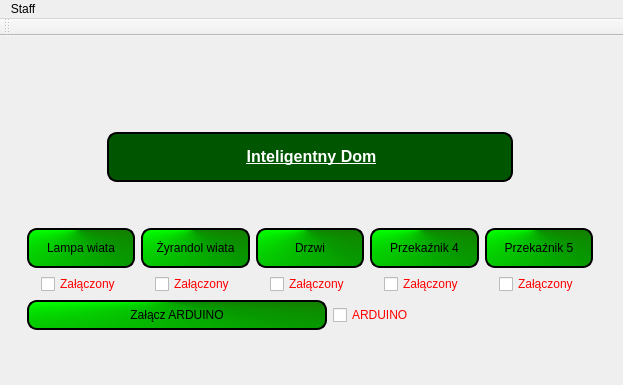
First picture: the form in MainWindow.ui, repository xxBeWolfxx/house_manager, before the edit.
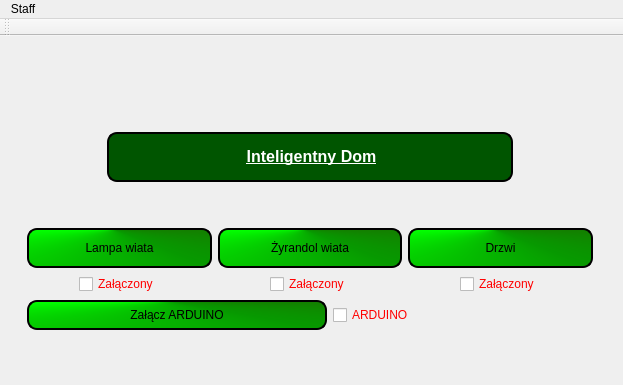
Second picture: the form after the edit.

What changed in the file:
```diff
--- a/MainWindow.ui
+++ b/MainWindow.ui
@@ -199,40 +199,6 @@
            </item>
           </layout>
          </item>
-         <item>
-          <layout class="QGridLayout" name="gridLayout_9">
-           <item row="0" column="0">
-            <widget class="QPushButton" name="pushButton_4">
-             <property name="minimumSize">
-              <size>
-               <width>0</width>
-               <height>40</height>
-              </size>
-             </property>
-             <property name="text">
-              <string>Przekaźnik 4</string>
-             </property>
-            </widget>
-           </item>
-          </layout>
-         </item>
-         <item>
-          <layout class="QGridLayout" name="gridLayout_4">
-           <item row="0" column="0">
-            <widget class="QPushButton" name="pushButton_5">
-             <property name="minimumSize">
-              <size>
-               <width>0</width>
-               <height>40</height>
-              </size>
-             </property>
-             <property name="text">
-              <string>Przekaźnik 5</string>
-             </property>
-            </widget>
-           </item>
-          </layout>
-         </item>
         </layout>
        </item>
        <item row="2" column="0">
@@ -376,46 +342,6 @@
            </item>
           </layout>
          </item>
-         <item>
-          <layout class="QGridLayout" name="gridLayout_12">
-           <item row="0" column="0" alignment="Qt::AlignHCenter">
-            <widget class="QCheckBox" name="checkBox_3">
-             <property name="layoutDirection">
-              <enum>Qt::LeftToRight</enum>
-             </property>
-             <property name="text">
-              <string>Załączony</string>
-             </property>
-             <property name="checkable">
-              <bool>true</bool>
-             </property>
-             <property name="tristate">
-              <bool>false</bool>
-             </property>
-            </widget>
-           </item>
-          </layout>
-         </item>
-         <item>
-          <layout class="QGridLayout" name="gridLayout_5">
-           <item row="0" column="0" alignment="Qt::AlignHCenter">
-            <widget class="QCheckBox" name="checkBox_2">
-             <property name="layoutDirection">
-              <enum>Qt::LeftToRight</enum>
-             </property>
-             <property name="text">
-              <string>Załączony</string>
-             </property>
-             <property name="checkable">
-              <bool>true</bool>
-             </property>
-             <property name="tristate">
-              <bool>false</bool>
-             </property>
-            </widget>
-           </item>
-          </layout>
-         </item>
         </layout>
        </item>
       </layout>
```
